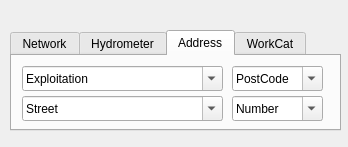
Before: the Qt Designer form search/ui/search_plus_dialog.ui in Giswater/giswater_qgis_plugin, drawn with Qt 5.
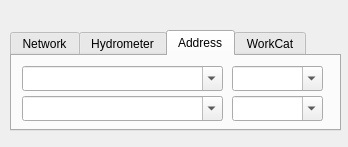
After: the same form once the commit is applied. The open tabs and pages were chosen to show the change.

Diff of the .ui file:
```diff
--- a/search/ui/search_plus_dialog.ui
+++ b/search/ui/search_plus_dialog.ui
@@ -175,11 +175,6 @@
      <property name="editable">
       <bool>true</bool>
      </property>
-     <item>
-      <property name="text">
-       <string>Street</string>
-      </property>
-     </item>
     </widget>
     <widget class="QComboBox" name="adress_number">
      <property name="geometry">
@@ -193,11 +188,6 @@
      <property name="editable">
       <bool>true</bool>
      </property>
-     <item>
-      <property name="text">
-       <string>Number</string>
-      </property>
-     </item>
     </widget>
     <widget class="QComboBox" name="adress_postal_code">
      <property name="geometry">
@@ -211,11 +201,6 @@
      <property name="editable">
       <bool>true</bool>
      </property>
-     <item>
-      <property name="text">
-       <string>PostCode</string>
-      </property>
-     </item>
     </widget>
     <widget class="QComboBox" name="adress_exploitation">
      <property name="geometry">
@@ -229,11 +214,6 @@
      <property name="editable">
       <bool>true</bool>
      </property>
-     <item>
-      <property name="text">
-       <string>Exploitation</string>
-      </property>
-     </item>
     </widget>
    </widget>
    <widget class="QWidget" name="tab">
```
Left out of the diff: 2 changed lines with no effect on the pictures.
